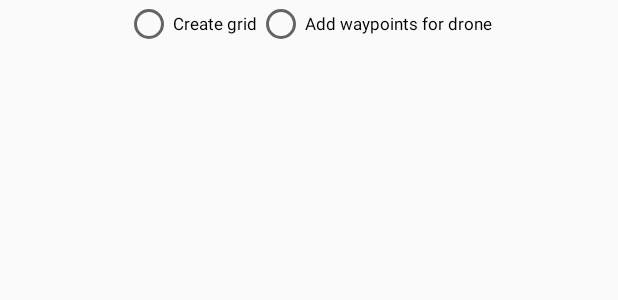
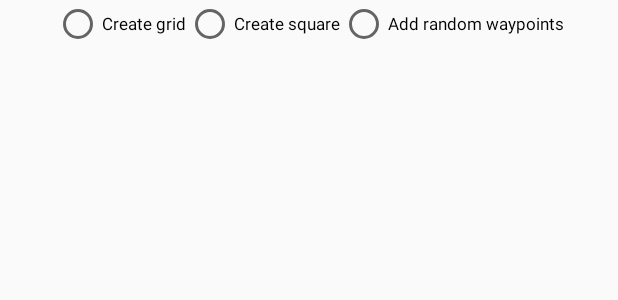
Before and after one commit to gerakl01/GSDemo, an Android app: the layout choose_action.xml on its own in the app's theme, with its tools: preview values and no code run, on a phone screen of 412 x 824 dp. Shown: the top 300 px of the screen. Run offline under Robolectric (Android 15) with nearby library versions, the phone set to English and light mode, and no system bars.

Commit message:
create square waypoints (java class Coordinates)

```diff
--- a/app/src/main/AndroidManifest.xml
+++ b/app/src/main/AndroidManifest.xml
@@ -50,8 +50,8 @@
             android:value="3e9d99b8bf3bbe2d8ac85b9b" />
         //TODO: Enter your app key here
         <meta-data
-            android:name="com.google.android.geo.API_KEY"
-            android:value="AIzaSyCw52-g5Ls9Xm6wP4onlFHHnaRaMTVtwKM" />
+            android:name="com.google.android.maps.v2.API_KEY"
+            android:value=" AIzaSyCuOeuk5fv2CgnTfltKEWe7vSClHgURGwM " />
         //TODO: Enter your Google API Key here
         <meta-data
             android:name="com.google.android.gms.version"
--- a/app/src/main/res/layout/activity_main.xml
+++ b/app/src/main/res/layout/activity_main.xml
@@ -113,15 +113,14 @@
                  android:layout_height="fill_parent"
                  android:layout_weight="1" >
 
-             <fragment
+                 <fragment xmlns:android="http://schemas.android.com/apk/res/android"
              android:layout_alignParentLeft="true"
 
              android:id="@+id/map"
              android:layout_width="match_parent"
              android:layout_height="fill_parent"
              android:layout_weight="14"
-             class="com.google.android.gms.maps.SupportMapFragment"
-
+                     class="com.google.android.gms.maps.SupportMapFragment"
              />
 
              </RelativeLayout>
--- a/app/src/main/res/layout/choose_action.xml
+++ b/app/src/main/res/layout/choose_action.xml
@@ -16,11 +16,19 @@
             android:text="Create grid"/>
 
         <RadioButton
+            android:id="@+id/square"
+            android:layout_width="wrap_content"
+            android:layout_height="wrap_content"
+            android:textSize="5pt"
+            android:text="Create square" />
+
+
+        <RadioButton
             android:id="@+id/drone"
             android:layout_width="wrap_content"
             android:layout_height="wrap_content"
             android:textSize="5pt"
-            android:text="Add waypoints for drone"/>
+            android:text="Add random waypoints" />
 
 
     </RadioGroup>
```
Also changed, not shown: app/build.gradle (+5 -5 lines), app/src/main/java/googlemap/gsdemo/dji/com/gsdemo/Coordinates.java (+30 -24 lines), app/src/main/java/googlemap/gsdemo/dji/com/gsdemo/MainActivity.java (+20 -11 lines), 50 other files.
